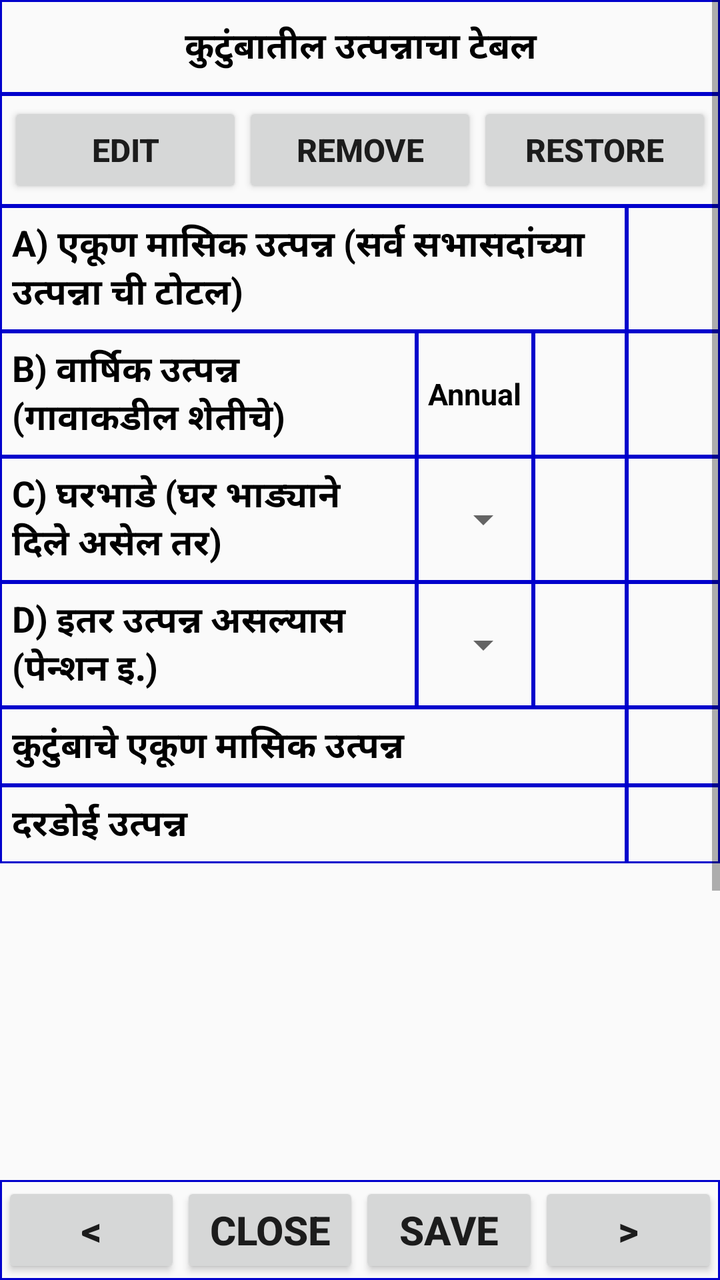
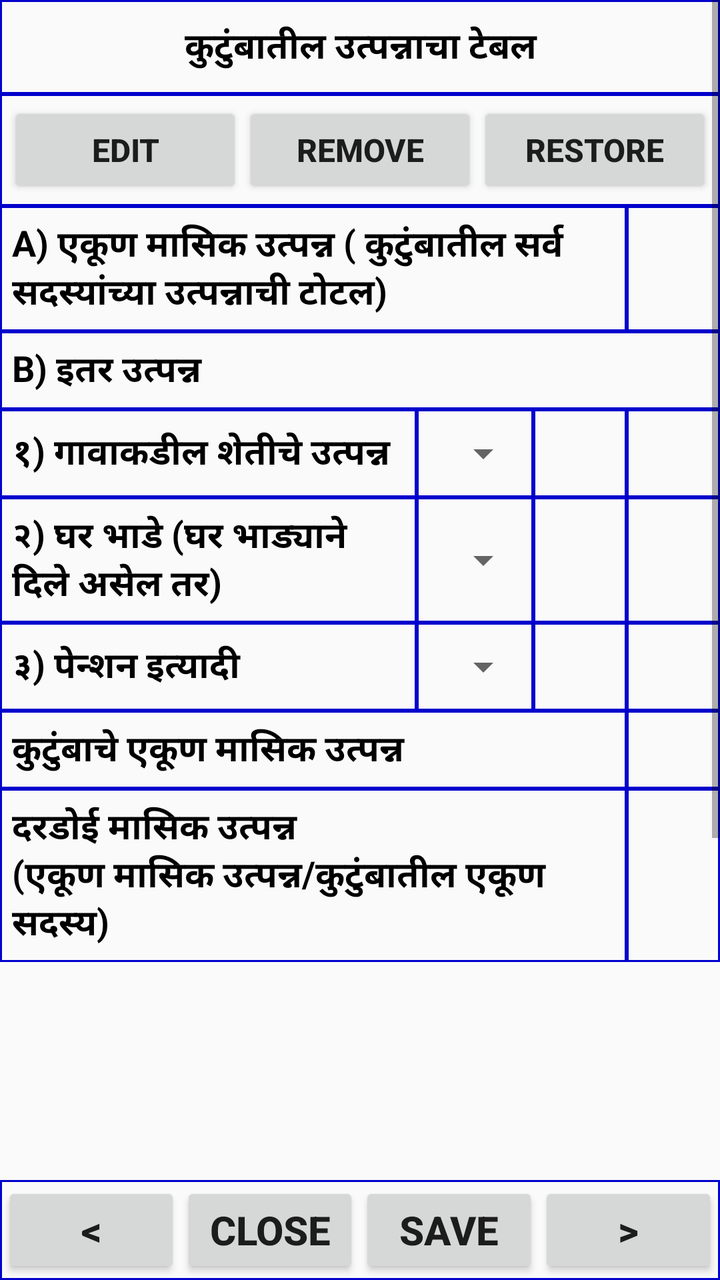

An Android layout rendered at two revisions. The XML below is the earlier revision; the diff shows what the commit changed to produce the second picture.
<!-- AndroidManifest.xml: application theme AppTheme -->
<!-- res/layout/fragment_family_income.xml -->
<RelativeLayout xmlns:android="http://schemas.android.com/apk/res/android"
    xmlns:tools="http://schemas.android.com/tools"
    android:layout_width="match_parent"
    android:layout_height="match_parent"
    android:id="@+id/pif_family_income"
    tools:context=".FamilyIncomeFragment">

    <LinearLayout
        android:layout_width="match_parent"
        android:layout_height="match_parent"
        android:orientation="vertical">

        <ScrollView
            android:id="@+id/scrollFamilyIncome"
            android:layout_width="match_parent"
            android:layout_height="0dp"
            android:layout_weight="1"
            android:fillViewport="true">

            <LinearLayout
                android:layout_width="match_parent"
                android:layout_height="wrap_content"
                android:focusableInTouchMode="true"
                android:orientation="vertical">

                
                <LinearLayout
                    android:layout_width="match_parent"
                    android:layout_height="wrap_content"
                    android:background="@drawable/customborder"
                    android:orientation="vertical"
                    android:padding="10dp">

                    <TextView
                        android:id="@+id/textViewRequestFocus"
                        android:layout_width="match_parent"
                        android:layout_height="wrap_content"
                        android:gravity="center"
                        android:text="कुटुंबातील उत्पन्नाचा टेबल"
                        android:textColor="#000000"
                        android:textSize="18sp"
                        android:textStyle="bold" />
                </LinearLayout>

                
                <LinearLayout
                    android:id="@+id/llMembers"
                    android:layout_width="match_parent"
                    android:layout_height="wrap_content"
                    android:orientation="vertical" />

                
                <LinearLayout
                    android:layout_width="match_parent"
                    android:layout_height="wrap_content"
                    android:background="@drawable/customborder"
                    android:orientation="horizontal"
                    android:padding="4dp">

                    <Button
                        android:id="@+id/buttonEditRows"
                        android:layout_width="0dp"
                        android:layout_height="wrap_content"
                        android:layout_weight="1"
                        android:text="Edit"
                        android:textSize="16sp"
                        android:textStyle="bold" />

                    <Button
                        android:id="@+id/buttonRemoveRows"
                        android:layout_width="0dp"
                        android:layout_height="wrap_content"
                        android:layout_weight="1"
                        android:text="Remove"
                        android:textSize="16sp"
                        android:textStyle="bold" />

                    <Button
                        android:id="@+id/buttonRestoreRows"
                        android:layout_width="0dp"
                        android:layout_height="wrap_content"
                        android:layout_weight="1"
                        android:text="Restore"
                        android:textSize="16sp"
                        android:textStyle="bold" />
                </LinearLayout>

                
                <LinearLayout
                    android:layout_width="match_parent"
                    android:layout_height="wrap_content"
                    android:baselineAligned="false"
                    android:orientation="horizontal">

                    <TextView
                        android:layout_width="0dp"
                        android:layout_height="match_parent"
                        android:layout_weight="364"
                        android:background="@drawable/customborder"
                        android:gravity="center_vertical"
                        android:padding="6dp"
                        android:text="A) एकूण मासिक उत्पन्न (सर्व सभासदांच्या उत्पन्ना ची टोटल)"
                        android:textColor="#000000"
                        android:textSize="18sp"
                        android:textStyle="bold" />

                    <EditText
                        android:id="@+id/editTextTotalMonthly"
                        android:layout_width="0dp"
                        android:layout_height="match_parent"
                        android:layout_weight="54"
                        android:background="@drawable/customborder"
                        android:focusable="false"
                        android:inputType="none"
                        android:gravity="center"
                        android:padding="6dp"
                        android:textColor="#000000"
                        android:textSize="15sp"
                        android:textStyle="bold" />
                </LinearLayout>

                
                <LinearLayout
                    android:layout_width="match_parent"
                    android:layout_height="wrap_content"
                    android:baselineAligned="false"
                    android:orientation="horizontal">

                    <TextView
                        android:layout_width="0dp"
                        android:layout_height="match_parent"
                        android:layout_weight="242"
                        android:background="@drawable/customborder"
                        android:gravity="center_vertical"
                        android:padding="6dp"
                        android:text="B) वार्षिक उत्पन्न (गावाकडील शेतीचे)"
                        android:textColor="#000000"
                        android:textSize="18sp"
                        android:textStyle="bold" />
                    <TextView
                        android:layout_width="0dp"
                        android:layout_height="match_parent"
                        android:layout_weight="68"
                        android:background="@drawable/customborder"
                        android:gravity="center"
                        android:padding="4dp"
                        android:text="Annual"
                        android:textColor="#000000"
                        android:textSize="15sp"
                        android:textStyle="bold" />

                    <EditText
                        android:id="@+id/editTextAnnualFarm"
                        android:layout_width="0dp"
                        android:layout_height="match_parent"
                        android:layout_weight="54"
                        android:background="@drawable/customborder"
                        android:inputType="number"
                        android:maxLength="6"
                        android:maxLines="1"
                        android:gravity="center"
                        android:padding="6dp"
                        android:textColor="#000000"
                        android:textSize="15sp"
                        android:textStyle="bold" />

                    <EditText
                        android:id="@+id/editTextEffectiveMonthly"
                        android:layout_width="0dp"
                        android:layout_height="match_parent"
                        android:layout_weight="54"
                        android:background="@drawable/customborder"
                        android:focusable="false"
                        android:inputType="none"
                        android:gravity="center"
                        android:padding="6dp"
                        android:textColor="#000000"
                        android:textSize="15sp"
                        android:textStyle="bold" />
                </LinearLayout>

                <LinearLayout
                    android:layout_width="match_parent"
                    android:layout_height="wrap_content"
                    android:baselineAligned="false"
                    android:orientation="horizontal">

                    <TextView
                        android:layout_width="0dp"
                        android:layout_height="match_parent"
                        android:layout_weight="242"
                        android:background="@drawable/customborder"
                        android:gravity="center_vertical"
                        android:padding="6dp"
                        android:text="C) घरभाडे (घर भाड्याने दिले असेल तर)"
                        android:textColor="#000000"
                        android:textSize="18sp"
                        android:textStyle="bold" />
                    <FrameLayout
                        android:layout_width="0dp"
                        android:layout_height="match_parent"
                        android:layout_weight="68"
                        android:background="@drawable/customborder"
                        android:minHeight="44dp">

                        <Spinner
                            android:id="@+id/spinnerFreqRent"
                            android:layout_width="match_parent"
                            android:layout_height="wrap_content"
                            android:layout_gravity="center_vertical" />
                    </FrameLayout>

                    <EditText
                        android:id="@+id/editTextRent"
                        android:layout_width="0dp"
                        android:layout_height="match_parent"
                        android:layout_weight="54"
                        android:background="@drawable/customborder"
                        android:inputType="number"
                        android:maxLength="6"
                        android:maxLines="1"
                        android:gravity="center"
                        android:padding="6dp"
                        android:textColor="#000000"
                        android:textSize="15sp"
                        android:textStyle="bold" />

                    <EditText
                        android:id="@+id/editTextRentMonthly"
                        android:layout_width="0dp"
                        android:layout_height="match_parent"
                        android:layout_weight="54"
                        android:background="@drawable/customborder"
                        android:focusable="false"
                        android:inputType="none"
                        android:gravity="center"
                        android:padding="6dp"
                        android:textColor="#000000"
                        android:textSize="15sp"
                        android:textStyle="bold" />
                </LinearLayout>

                <LinearLayout
                    android:layout_width="match_parent"
                    android:layout_height="wrap_content"
                    android:baselineAligned="false"
                    android:orientation="horizontal">

                    <TextView
                        android:layout_width="0dp"
                        android:layout_height="match_parent"
                        android:layout_weight="242"
                        android:background="@drawable/customborder"
                        android:gravity="center_vertical"
                        android:padding="6dp"
                        android:text="D) इतर उत्पन्न असल्यास (पेन्शन इ.)"
                        android:textColor="#000000"
                        android:textSize="18sp"
                        android:textStyle="bold" />
                    <FrameLayout
                        android:layout_width="0dp"
                        android:layout_height="match_parent"
                        android:layout_weight="68"
                        android:background="@drawable/customborder"
                        android:minHeight="44dp">

                        <Spinner
                            android:id="@+id/spinnerFreqOther"
                            android:layout_width="match_parent"
                            android:layout_height="wrap_content"
                            android:layout_gravity="center_vertical" />
                    </FrameLayout>

                    <EditText
                        android:id="@+id/editTextOtherIncome"
                        android:layout_width="0dp"
                        android:layout_height="match_parent"
                        android:layout_weight="54"
                        android:background="@drawable/customborder"
                        android:inputType="number"
                        android:maxLength="6"
                        android:maxLines="1"
                        android:gravity="center"
                        android:padding="6dp"
                        android:textColor="#000000"
                        android:textSize="15sp"
                        android:textStyle="bold" />

                    <EditText
                        android:id="@+id/editTextOtherMonthly"
                        android:layout_width="0dp"
                        android:layout_height="match_parent"
                        android:layout_weight="54"
                        android:background="@drawable/customborder"
                        android:focusable="false"
                        android:inputType="none"
                        android:gravity="center"
                        android:padding="6dp"
                        android:textColor="#000000"
                        android:textSize="15sp"
                        android:textStyle="bold" />
                </LinearLayout>

                <LinearLayout
                    android:layout_width="match_parent"
                    android:layout_height="wrap_content"
                    android:baselineAligned="false"
                    android:orientation="horizontal">

                    <TextView
                        android:layout_width="0dp"
                        android:layout_height="match_parent"
                        android:layout_weight="364"
                        android:background="@drawable/customborder"
                        android:gravity="center_vertical"
                        android:padding="6dp"
                        android:text="कुटुंबाचे एकूण मासिक उत्पन्न"
                        android:textColor="#000000"
                        android:textSize="18sp"
                        android:textStyle="bold" />

                    <EditText
                        android:id="@+id/editTextFamilyTotal"
                        android:layout_width="0dp"
                        android:layout_height="match_parent"
                        android:layout_weight="54"
                        android:background="@drawable/customborder"
                        android:focusable="false"
                        android:inputType="none"
                        android:gravity="center"
                        android:padding="6dp"
                        android:textColor="#000000"
                        android:textSize="15sp"
                        android:textStyle="bold" />
                </LinearLayout>

                
                <LinearLayout
                    android:layout_width="match_parent"
                    android:layout_height="wrap_content"
                    android:baselineAligned="false"
                    android:orientation="horizontal">

                    <TextView
                        android:layout_width="0dp"
                        android:layout_height="match_parent"
                        android:layout_weight="364"
                        android:background="@drawable/customborder"
                        android:gravity="center_vertical"
                        android:padding="6dp"
                        android:text="दरडोई उत्पन्न"
                        android:textColor="#000000"
                        android:textSize="18sp"
                        android:textStyle="bold" />

                    <EditText
                        android:id="@+id/editTextPerCapitaIncome"
                        android:layout_width="0dp"
                        android:layout_height="match_parent"
                        android:layout_weight="54"
                        android:background="@drawable/customborder"
                        android:focusable="false"
                        android:inputType="none"
                        android:gravity="center"
                        android:padding="6dp"
                        android:textColor="#000000"
                        android:textSize="15sp"
                        android:textStyle="bold" />
                </LinearLayout>

                
                <View
                    android:layout_width="match_parent"
                    android:layout_height="350dp" />

            </LinearLayout>
        </ScrollView>

        <LinearLayout
            android:layout_width="match_parent"
            android:layout_height="wrap_content"
            android:background="@drawable/customborder"
            android:orientation="horizontal">

            <Button
                android:id="@+id/buttonPrevious"
                android:layout_width="0dp"
                android:layout_height="wrap_content"
                android:layout_weight="1"
                android:padding="4dp"
                android:text="&lt;"
                android:textSize="20sp"
                android:maxLines="1"
                android:singleLine="true"
                android:textStyle="bold" />

            <Button
                android:id="@+id/buttonCloseFamilyIncome"
                android:layout_width="0dp"
                android:layout_height="wrap_content"
                android:layout_weight="1"
                android:padding="4dp"
                android:text="Close"
                android:textSize="20sp"
                android:maxLines="1"
                android:singleLine="true"
                android:textStyle="bold" />

            <Button
                android:id="@+id/buttonSaveFamilyIncome"
                android:layout_width="0dp"
                android:layout_height="wrap_content"
                android:layout_weight="1"
                android:padding="4dp"
                android:text="Save"
                android:textSize="20sp"
                android:maxLines="1"
                android:singleLine="true"
                android:textStyle="bold" />

            <Button
                android:id="@+id/buttonNext"
                android:layout_width="0dp"
                android:layout_height="wrap_content"
                android:layout_weight="1"
                android:padding="4dp"
                android:text="&gt;"
                android:textSize="20sp"
                android:maxLines="1"
                android:singleLine="true"
                android:textStyle="bold" />
        </LinearLayout>
    </LinearLayout>

</RelativeLayout>
<!-- resources referenced by this layout -->
<resources>
  <!-- drawable customborder (drawable) -->
  <?xml version="1.0" encoding="utf-8"?>
  <shape xmlns:android="http://schemas.android.com/apk/res/android" android:shape="rectangle">
     <corners android:radius="0dp"/> 
     <padding android:left="1dp" android:right="1dp" android:top="1dp" android:bottom="1dp"/>
     <stroke android:width="1dip" android:color="#0000CC" />
  
   </shape>
  <style name="AppTheme" parent="Theme.AppCompat.Light.DarkActionBar">
          
          <item name="colorPrimary">@color/colorPrimary</item>
          <item name="colorPrimaryDark">@color/colorPrimaryDark</item>
          <item name="colorAccent">@color/colorAccent</item>
      </style>
  <color name="colorPrimary">#3F51B5</color>
  <color name="colorPrimaryDark">#303F9F</color>
  <color name="colorAccent">#FF4081</color>
</resources>

<!-- the commit's change to res/layout/fragment_family_income.xml (unified diff, before → after) -->
@@ -99,7 +99,7 @@
                         android:background="@drawable/customborder"
                         android:gravity="center_vertical"
                         android:padding="6dp"
-                        android:text="A) एकूण मासिक उत्पन्न (सर्व सभासदांच्या उत्पन्ना ची टोटल)"
+                        android:text="A) एकूण मासिक उत्पन्न ( कुटुंबातील सर्व सदस्यांच्या उत्पन्नाची टोटल)"
                         android:textColor="#000000"
                         android:textSize="18sp"
                         android:textStyle="bold" />
@@ -129,25 +129,47 @@
                     <TextView
                         android:layout_width="0dp"
                         android:layout_height="match_parent"
+                        android:layout_weight="418"
+                        android:background="@drawable/customborder"
+                        android:gravity="center_vertical"
+                        android:padding="6dp"
+                        android:text="B) इतर उत्पन्न"
+                        android:textColor="#000000"
+                        android:textSize="18sp"
+                        android:textStyle="bold" />
+                </LinearLayout>
+
+                <LinearLayout
+                    android:layout_width="match_parent"
+                    android:layout_height="wrap_content"
+                    android:baselineAligned="false"
+                    android:orientation="horizontal">
+
+                    <TextView
+                        android:layout_width="0dp"
+                        android:layout_height="match_parent"
                         android:layout_weight="242"
                         android:background="@drawable/customborder"
                         android:gravity="center_vertical"
                         android:padding="6dp"
-                        android:text="B) वार्षिक उत्पन्न (गावाकडील शेतीचे)"
-                        android:textColor="#000000"
-                        android:textSize="18sp"
-                        android:textStyle="bold" />
-                    <TextView
+                        android:text="१) गावाकडील शेतीचे उत्पन्न"
+                        android:textColor="#000000"
+                        android:textSize="18sp"
+                        android:textStyle="bold" />
+
+                    <FrameLayout
                         android:layout_width="0dp"
                         android:layout_height="match_parent"
                         android:layout_weight="68"
                         android:background="@drawable/customborder"
-                        android:gravity="center"
-                        android:padding="4dp"
-                        android:text="Annual"
-                        android:textColor="#000000"
-                        android:textSize="15sp"
-                        android:textStyle="bold" />
+                        android:minHeight="44dp">
+
+                        <Spinner
+                            android:id="@+id/spinnerFreqFarm"
+                            android:layout_width="match_parent"
+                            android:layout_height="wrap_content"
+                            android:layout_gravity="center_vertical" />
+                    </FrameLayout>
 
                     <EditText
                         android:id="@+id/editTextAnnualFarm"
@@ -155,10 +177,10 @@
                         android:layout_height="match_parent"
                         android:layout_weight="54"
                         android:background="@drawable/customborder"
+                        android:gravity="center"
                         android:inputType="number"
                         android:maxLength="6"
                         android:maxLines="1"
-                        android:gravity="center"
                         android:padding="6dp"
                         android:textColor="#000000"
                         android:textSize="15sp"
@@ -171,8 +193,8 @@
                         android:layout_weight="54"
                         android:background="@drawable/customborder"
                         android:focusable="false"
-                        android:inputType="none"
-                        android:gravity="center"
+                        android:gravity="center"
+                        android:inputType="none"
                         android:padding="6dp"
                         android:textColor="#000000"
                         android:textSize="15sp"
@@ -192,10 +214,11 @@
                         android:background="@drawable/customborder"
                         android:gravity="center_vertical"
                         android:padding="6dp"
-                        android:text="C) घरभाडे (घर भाड्याने दिले असेल तर)"
-                        android:textColor="#000000"
-                        android:textSize="18sp"
-                        android:textStyle="bold" />
+                        android:text="२) घर भाडे (घर भाड्याने दिले असेल तर)"
+                        android:textColor="#000000"
+                        android:textSize="18sp"
+                        android:textStyle="bold" />
+
                     <FrameLayout
                         android:layout_width="0dp"
                         android:layout_height="match_parent"
@@ -216,10 +239,10 @@
                         android:layout_height="match_parent"
                         android:layout_weight="54"
                         android:background="@drawable/customborder"
+                        android:gravity="center"
                         android:inputType="number"
                         android:maxLength="6"
                         android:maxLines="1"
-                        android:gravity="center"
                         android:padding="6dp"
                         android:textColor="#000000"
                         android:textSize="15sp"
@@ -232,8 +255,8 @@
                         android:layout_weight="54"
                         android:background="@drawable/customborder"
                         android:focusable="false"
-                        android:inputType="none"
-                        android:gravity="center"
+                        android:gravity="center"
+                        android:inputType="none"
                         android:padding="6dp"
                         android:textColor="#000000"
                         android:textSize="15sp"
@@ -253,10 +276,11 @@
                         android:background="@drawable/customborder"
                         android:gravity="center_vertical"
                         android:padding="6dp"
-                        android:text="D) इतर उत्पन्न असल्यास (पेन्शन इ.)"
-                        android:textColor="#000000"
-                        android:textSize="18sp"
-                        android:textStyle="bold" />
+                        android:text="३) पेन्शन इत्यादी"
+                        android:textColor="#000000"
+                        android:textSize="18sp"
+                        android:textStyle="bold" />
+
                     <FrameLayout
                         android:layout_width="0dp"
                         android:layout_height="match_parent"
@@ -277,10 +301,10 @@
                         android:layout_height="match_parent"
                         android:layout_weight="54"
                         android:background="@drawable/customborder"
+                        android:gravity="center"
                         android:inputType="number"
                         android:maxLength="6"
                         android:maxLines="1"
-                        android:gravity="center"
                         android:padding="6dp"
                         android:textColor="#000000"
                         android:textSize="15sp"
@@ -293,8 +317,8 @@
                         android:layout_weight="54"
                         android:background="@drawable/customborder"
                         android:focusable="false"
-                        android:inputType="none"
-                        android:gravity="center"
+                        android:gravity="center"
+                        android:inputType="none"
                         android:padding="6dp"
                         android:textColor="#000000"
                         android:textSize="15sp"
@@ -348,7 +372,7 @@
                         android:background="@drawable/customborder"
                         android:gravity="center_vertical"
                         android:padding="6dp"
-                        android:text="दरडोई उत्पन्न"
+                        android:text="दरडोई मासिक उत्पन्न\n(एकूण मासिक उत्पन्न/कुटुंबातील एकूण सदस्य)"
                         android:textColor="#000000"
                         android:textSize="18sp"
                         android:textStyle="bold" />
